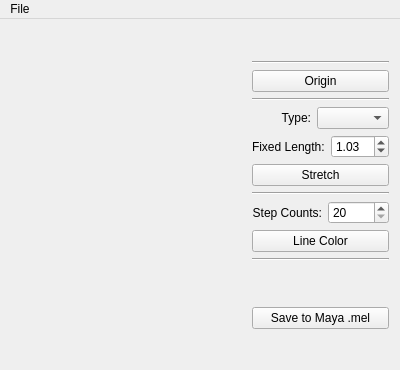
This is mainwindow.ui in leeowen/tyre as Qt 5 draws it before an edit. The edited form follows.
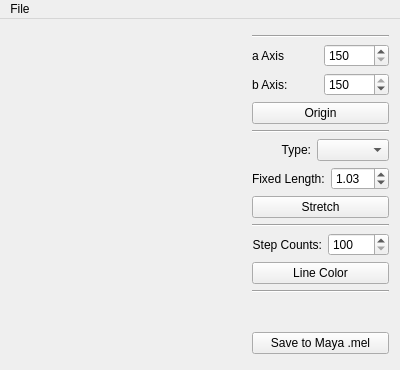
This is the edited form. Custom widgets are drawn as their Qt base class.

What changed in the file:
```diff
--- a/mainwindow.ui
+++ b/mainwindow.ui
@@ -14,7 +14,7 @@
    <string>MainWindow</string>
   </property>
   <widget class="QWidget" name="centralWidget">
-   <layout class="QHBoxLayout" name="horizontalLayout_5">
+   <layout class="QHBoxLayout" name="horizontalLayout_6">
     <item>
      <widget class="RenderArea" name="renderArea" native="true">
       <property name="sizePolicy">
@@ -47,6 +47,51 @@
         </property>
        </widget>
       </item>
+      <item>
+       <layout class="QHBoxLayout" name="horizontalLayout_5">
+        <item>
+         <widget class="QLabel" name="a_axisLabel">
+          <property name="text">
+           <string>a Axis</string>
+          </property>
+         </widget>
+        </item>
+        <item>
+         <widget class="QSpinBox" name="a_axisSpinBox">
+          <property name="minimum">
+           <number>150</number>
+          </property>
+          <property name="maximum">
+           <number>200</number>
+          </property>
+         </widget>
+        </item>
+       </layout>
+      </item>
+      <item>
+       <layout class="QHBoxLayout" name="horizontalLayout_4">
+        <item>
+         <widget class="QLabel" name="b_axisLabel">
+          <property name="text">
+           <string>b Axis:</string>
+          </property>
+         </widget>
+        </item>
+        <item>
+         <widget class="QSpinBox" name="b_axisSpinBox">
+          <property name="minimum">
+           <number>100</number>
+          </property>
+          <property name="maximum">
+           <number>150</number>
+          </property>
+          <property name="value">
+           <number>150</number>
+          </property>
+         </widget>
+        </item>
+       </layout>
+      </item>
       <item>
        <widget class="QPushButton" name="originBtn">
         <property name="sizePolicy">
@@ -161,7 +206,7 @@
         <item>
          <widget class="QSpinBox" name="stepSpinBox">
           <property name="minimum">
-           <number>20</number>
+           <number>100</number>
           </property>
           <property name="maximum">
            <number>300</number>
```
